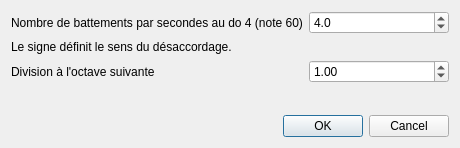
The window that sources/editor/tools/transpose/tooltranspose_gui.ui (davy7125/polyphone) describes before a commit, drawn with Qt 5.
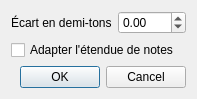
The same window after the commit.

What changed in the file:
```diff
--- a/sources/editor/tools/transpose/tooltranspose_gui.ui
+++ b/sources/editor/tools/transpose/tooltranspose_gui.ui
@@ -6,78 +6,46 @@
    <rect>
     <x>0</x>
     <y>0</y>
-    <width>460</width>
-    <height>148</height>
+    <width>177</width>
+    <height>96</height>
    </rect>
   </property>
   <property name="windowTitle">
    <string>Form</string>
   </property>
   <layout class="QGridLayout" name="gridLayout">
-   <item row="2" column="0" colspan="2">
-    <widget class="QLabel" name="label_4">
+   <item row="0" column="0">
+    <widget class="QLabel" name="label">
      <property name="text">
-      <string>Division à l'octave suivante</string>
+      <string>Écart en demi-tons</string>
      </property>
     </widget>
    </item>
-   <item row="4" column="1" colspan="2">
+   <item row="0" column="1">
+    <widget class="QDoubleSpinBox" name="spinTon">
+     <property name="minimum">
+      <double>-120.000000000000000</double>
+     </property>
+     <property name="maximum">
+      <double>120.000000000000000</double>
+     </property>
+    </widget>
+   </item>
+   <item row="3" column="0" colspan="2">
     <widget class="QDialogButtonBox" name="buttonBox">
-     <property name="orientation">
-      <enum>Qt::Horizontal</enum>
-     </property>
      <property name="standardButtons">
       <set>QDialogButtonBox::Cancel|QDialogButtonBox::Ok</set>
      </property>
     </widget>
    </item>
-   <item row="2" column="2">
-    <widget class="QDoubleSpinBox" name="doubleSpinDiv">
-     <property name="minimum">
-      <double>0.500000000000000</double>
-     </property>
-     <property name="maximum">
-      <double>2.000000000000000</double>
-     </property>
-     <property name="singleStep">
-      <double>0.100000000000000</double>
-     </property>
-     <property name="value">
-      <double>1.000000000000000</double>
-     </property>
-    </widget>
-   </item>
-   <item row="0" column="0" colspan="2">
-    <widget class="QLabel" name="label">
-     <property name="text">
-      <string notr="true">Nombre de battements par secondes au do 4 (note 60)</string>
-     </property>
-    </widget>
-   </item>
    <item row="1" column="0" colspan="2">
-    <widget class="QLabel" name="label_2">
+    <widget class="QCheckBox" name="checkKeyRange">
      <property name="text">
-      <string>Le signe définit le sens du désaccordage.</string>
+      <string>Adapter l'étendue de notes</string>
      </property>
     </widget>
    </item>
-   <item row="0" column="2">
-    <widget class="QDoubleSpinBox" name="doubleSpinHerz">
-     <property name="decimals">
-      <number>1</number>
-     </property>
-     <property name="minimum">
-      <double>-10.000000000000000</double>
-     </property>
-     <property name="maximum">
-      <double>10.000000000000000</double>
-     </property>
-     <property name="value">
-      <double>4.000000000000000</double>
-     </property>
-    </widget>
-   </item>
-   <item row="3" column="2">
+   <item row="2" column="0">
     <spacer name="verticalSpacer">
      <property name="orientation">
       <enum>Qt::Vertical</enum>
```
